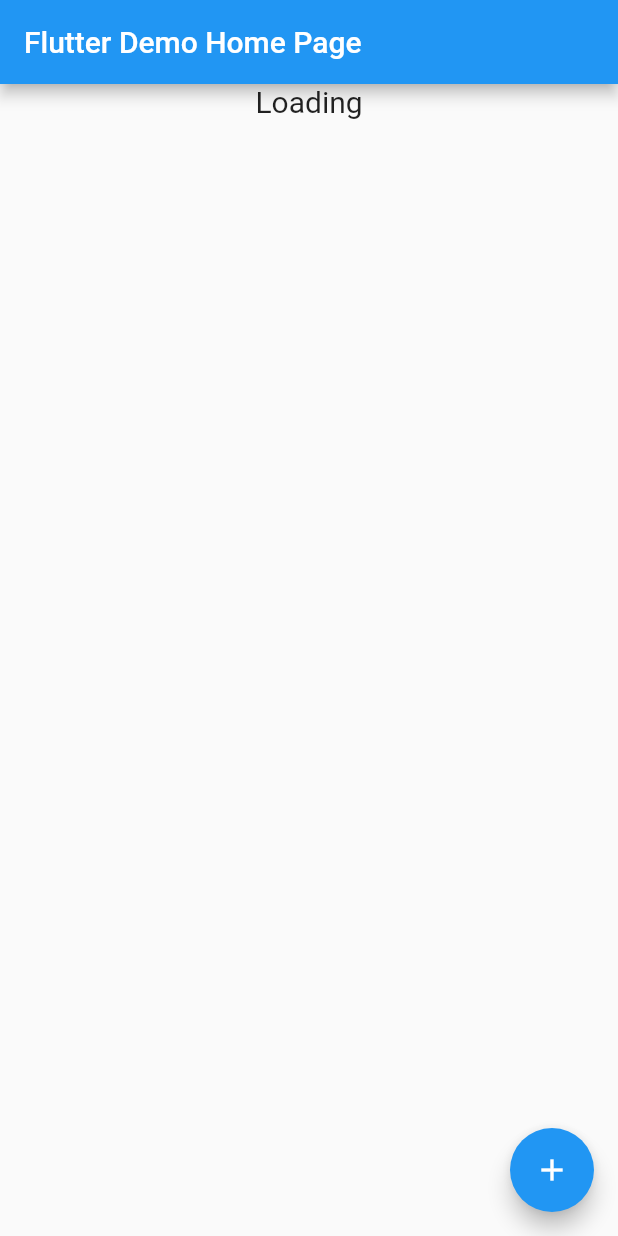
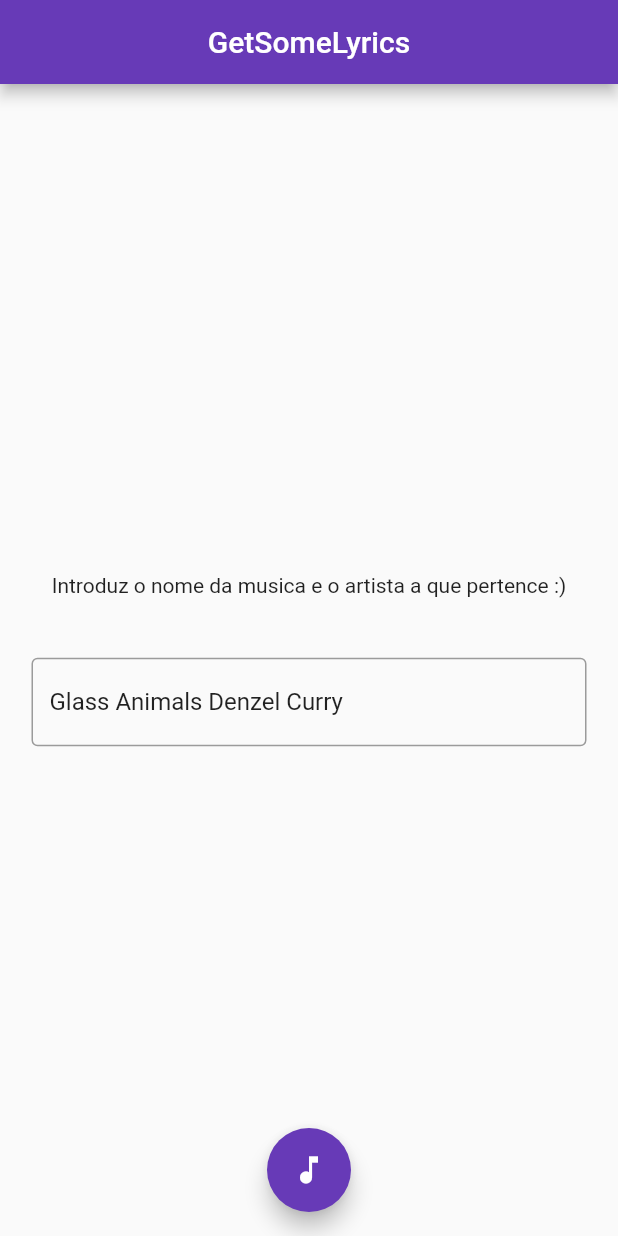
Before and after one commit to claudioLamelas/projects, a Flutter app: the screen it shows after launch, on a phone screen of 412 x 824 dp. Run offline on Flutter 3.47's test engine with Material 2 defaults, Android fonts, the phone set to English and light mode, and no system bars.

Commit message:
Estado da app antes de restruturar de raíz

```diff
--- /dev/null
+++ b/flutter/musiclyrics/lib/SearchLyrics.dart
@@ -0,0 +1,55 @@
+import 'package:flutter/material.dart';
+
+class SearchLyrics extends StatefulWidget {
+  SearchLyrics({this.userRequest});
+
+  String userRequest;
+
+  @override
+  _SearchLyricsState createState() => _SearchLyricsState();
+}
+
+class _SearchLyricsState extends State<SearchLyrics> {
+  TextEditingController _textcontroller;
+
+  void initState() {
+    super.initState();
+    _textcontroller = TextEditingController(text: 'Glass Animals Denzel Curry');
+  }
+
+  void dispose() {
+    _textcontroller.dispose();
+    super.dispose();
+  }
+
+  @override
+  Widget build(BuildContext context) {
+    return Column(
+      mainAxisAlignment: MainAxisAlignment.center,
+      children: <Widget>[
+        Padding(
+          padding: const EdgeInsets.only(bottom: 40.0),
+          child:
+              Text('Introduz o nome da musica e o artista a que pertence :)'),
+        ),
+        Center(
+          child: Container(
+            width: 370,
+            child: TextField(
+              controller: _textcontroller,
+              showCursor: false,
+              decoration: InputDecoration(
+                hintText: 'Ex: Tokyo drifting Glass Animals',
+                border: OutlineInputBorder(),
+              ),
+              onChanged: (value) => setState(() {
+                widget.userRequest = value;
+                print(widget.userRequest);
+              }),
+            ),
+          ),
+        ),
+      ],
+    );
+  }
+}
--- a/flutter/musiclyrics/lib/main.dart
+++ b/flutter/musiclyrics/lib/main.dart
@@ -1,4 +1,6 @@
 import 'dart:convert';
+import 'ShowLyrics.dart';
+import 'SearchLyrics.dart';
 
 import 'package:flutter/material.dart';
 import 'package:http/http.dart' as http;
@@ -12,12 +14,13 @@
   @override
   Widget build(BuildContext context) {
     return MaterialApp(
+      debugShowCheckedModeBanner: false,
       title: 'Flutter Demo',
       theme: ThemeData(
-        primarySwatch: Colors.blue,
+        primarySwatch: Colors.deepPurple,
         visualDensity: VisualDensity.adaptivePlatformDensity,
       ),
-      home: MyHomePage(title: 'Flutter Demo Home Page'),
+      home: MyHomePage(title: 'GetSomeLyrics'),
     );
   }
 }
@@ -32,46 +35,63 @@
 }
 
 class _MyHomePageState extends State<MyHomePage> {
-  // ignore: missing_return
-  Future<String> _getdata() async {
+  String _lyrics;
+  bool onLyricsPage = false;
+  String songTitle;
+
+  String userRequest;
+
+  @override
+  Widget build(BuildContext context) {
+    return Scaffold(
+      appBar: AppBar(
+          centerTitle: true,
+          title: Text(onLyricsPage ? songTitle : widget.title),
+          leading: onLyricsPage
+              ? IconButton(
+                  icon: Icon(
+                    Icons.arrow_back,
+                    color: Colors.white,
+                  ),
+                  onPressed: returnToMainPage,
+                )
+              : null),
+      body: onLyricsPage
+          ? ShowLyrics(
+              lyrics: _lyrics,
+            )
+          : SearchLyrics(userRequest: userRequest),
+      floatingActionButtonLocation: FloatingActionButtonLocation.centerFloat,
+      floatingActionButton: FloatingActionButton(
+        onPressed: () => print(userRequest),
+        child: Icon(Icons.music_note),
+      ),
+    );
+  }
+
+// ignore: missing_return
+  Future<String> _getlyrics() async {
     String url =
         "https://canarado-lyrics.p.rapidapi.com/lyrics/britney%2520spears%2520toxic";
+
     var headers = {
       'x-rapidapi-host': "canarado-lyrics.p.rapidapi.com",
       'x-rapidapi-key': "c67a843d17msh9a57e540bff02f7p183fb2jsn63e0c239b187"
     };
+
     http.Response response = await http.get(url, headers: headers);
-
-    var data = json.decode(response.body);
+    var responseJson = json.decode(response.body);
 
     setState(() {
-      _data = data['content'][0]['lyrics'];
+      onLyricsPage = true;
+      songTitle = responseJson['content'][0]['title'];
+      _lyrics = responseJson['content'][0]['lyrics'];
     });
   }
 
-  String _data;
-
-  @override
-  Widget build(BuildContext context) {
-    ScrollController scrollcontroller;
-    return Scaffold(
-      appBar: AppBar(
-        title: Text(widget.title),
-      ),
-      body: SingleChildScrollView(
-        controller: scrollcontroller,
-        child: Center(
-          child: Text(
-            _data == null ? 'Loading' : _data,
-            style: TextStyle(fontSize: 20),
-          ),
-        ),
-      ),
-      floatingActionButton: FloatingActionButton(
-        onPressed: _getdata,
-        tooltip: 'Increment',
-        child: Icon(Icons.add),
-      ),
-    );
+  void returnToMainPage() {
+    setState(() {
+      onLyricsPage = false;
+    });
   }
 }
```
Also changed, not shown: flutter/musiclyrics/lib/ShowLyrics.dart (added, +34 -0 lines).
